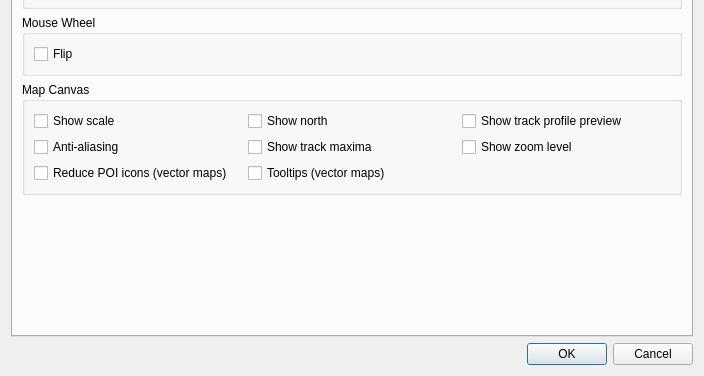
ntruchsess/QLandkarteGT, file src/IDlgConfig.ui: the form before one commit; both pictures show x 0 to 704 and y 193 to 569 of the 704 by 569 pixel window.
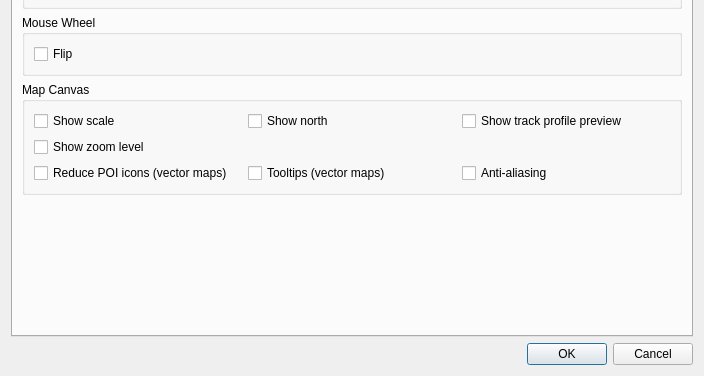
The form after the commit. The open tabs and pages were chosen to show the change.

Commit message: move track minmax from system settongs to track toolwidget menu

```diff
--- a/src/IDlgConfig.ui
+++ b/src/IDlgConfig.ui
@@ -152,26 +152,6 @@
             </property>
            </widget>
           </item>
-          <item row="2" column="2">
-           <widget class="QCheckBox" name="checkShowTrackMax">
-            <property name="toolTip">
-             <string>Show Hmin, Hmax and Vmax on the active track</string>
-            </property>
-            <property name="text">
-             <string>Show track maxima</string>
-            </property>
-           </widget>
-          </item>
-          <item row="2" column="3">
-           <widget class="QCheckBox" name="checkShowZoomLevel">
-            <property name="toolTip">
-             <string>Show zoom level in the top left corner</string>
-            </property>
-            <property name="text">
-             <string>Show zoom level</string>
-            </property>
-           </widget>
-          </item>
           <item row="3" column="2">
            <widget class="QCheckBox" name="checkTooltip">
             <property name="toolTip">
@@ -182,16 +162,6 @@
             </property>
            </widget>
           </item>
-          <item row="2" column="0">
-           <widget class="QCheckBox" name="checkAntiAliasing">
-            <property name="toolTip">
-             <string>Rendering the map with anti-aliasing uses a lot of CPU power. Best to disable it for weak CPUs.</string>
-            </property>
-            <property name="text">
-             <string>Anti-aliasing</string>
-            </property>
-           </widget>
-          </item>
           <item row="3" column="0">
            <widget class="QCheckBox" name="checkReducePoiIcons">
             <property name="text">
@@ -199,6 +169,26 @@
             </property>
            </widget>
           </item>
+          <item row="3" column="3">
+           <widget class="QCheckBox" name="checkAntiAliasing">
+            <property name="toolTip">
+             <string>Rendering the map with anti-aliasing uses a lot of CPU power. Best to disable it for weak CPUs.</string>
+            </property>
+            <property name="text">
+             <string>Anti-aliasing</string>
+            </property>
+           </widget>
+          </item>
+          <item row="2" column="0">
+           <widget class="QCheckBox" name="checkShowZoomLevel">
+            <property name="toolTip">
+             <string>Show zoom level in the top left corner</string>
+            </property>
+            <property name="text">
+             <string>Show zoom level</string>
+            </property>
+           </widget>
+          </item>
          </layout>
         </widget>
        </item>
```
The commit also changes 7 other files.
